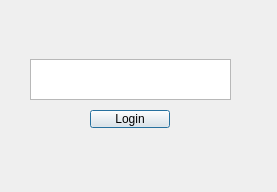
Above: lab9/login.ui from linadells/messanger before the change. Below: the same form after it.
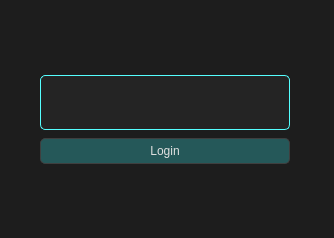
That is the form after the change.

Patch:
```diff
--- a/lab9/login.ui
+++ b/lab9/login.ui
@@ -6,35 +6,222 @@
    <rect>
     <x>0</x>
     <y>0</y>
-    <width>277</width>
-    <height>192</height>
+    <width>334</width>
+    <height>238</height>
    </rect>
   </property>
   <property name="windowTitle">
    <string>Dialog</string>
   </property>
-  <widget class="QPushButton" name="loginButton">
+  <property name="styleSheet">
+   <string notr="true">/* General Styles */
+* {
+    background-color: #1D1D1D; /* Dark background */
+    color: #E0E0E0; /* Soft white text for better readability */
+    border: none;
+    font-family: 'Segoe UI', sans-serif; /* Consistent, readable font */
+}
+
+/* Button Styles */
+QPushButton {
+    background-color: rgb(37, 88, 89); 
+    border: 1px solid #3F3F3F;
+    padding: 5px;
+    border-radius: 5px; /* Slightly rounded corners for buttons */
+    color: #E0E0E0; /* Light text color for buttons */
+    text-align: center;
+}
+
+QPushButton:hover {
+    background-color: rgb(4, 183, 186); /* Brighter color on hover for feedback */
+    border-color: #E0E0E0; /* Light border on hover */
+}
+
+QPushButton:pressed {
+    background-color: #2A2A2A; /* Darker color when pressed */
+    color: rgb(4, 183, 186); /* Contrast color text when pressed */
+}
+
+/* Text Edit Styles */
+QTextBrowser, QPlainTextEdit {
+    font: 14pt &quot;Segoe UI&quot;;
+    background-color: rgb(36, 36, 36);
+    color: #E0E0E0; /* Light text color for readability */
+    border: 1px solid rgb(85, 255, 255); /* Subtle border color */
+    border-radius: 5px; /* Rounded corners */
+    padding: 5px;
+}
+
+QPlainTextEdit:focus {
+    border-color: #4DB8FF; /* Highlight color when focused */
+}
+
+/* Scroll Area Styles */
+QScrollArea {
+    border: none;
+}
+
+/* List Widget Styles */
+QListWidget {
+    background-color: rgb(37, 88, 89);
+    border-radius: 10px;
+    border: 1px solid #3F3F3F;
+    box-shadow: 0 4px 8px rgba(0, 0, 0, 0.3); /* Subtle shadow for depth */
+    color: #E0E0E0; /* Light text color for readability */
+    padding: 10px;
+}
+
+/* Menu Bar Styles */
+QMenuBar, QMenuBar::item {
+    background-color: #1D1D1D;
+    color: #E0E0E0;
+    border: none;
+}
+
+QMenuBar::item:selected {
+    background-color: #3F3F3F;
+}
+
+/* Status Bar Styles */
+QStatusBar {
+    background-color: #1D1D1D;
+    color: #E0E0E0;
+    border-top: 1px solid #3F3F3F; /* Subtle top border for definition */
+}</string>
+  </property>
+  <widget class="QWidget" name="gridLayoutWidget">
    <property name="geometry">
     <rect>
-     <x>90</x>
-     <y>110</y>
-     <width>80</width>
-     <height>18</height>
+     <x>0</x>
+     <y>0</y>
+     <width>331</width>
+     <height>231</height>
     </rect>
    </property>
-   <property name="text">
-    <string>Login</string>
-   </property>
-  </widget>
-  <widget class="QPlainTextEdit" name="logName">
-   <property name="geometry">
-    <rect>
-     <x>30</x>
-     <y>59</y>
-     <width>201</width>
-     <height>41</height>
-    </rect>
-   </property>
+   <layout class="QGridLayout" name="gridLayout_2">
+    <item row="5" column="1">
+     <spacer name="verticalSpacer_5">
+      <property name="orientation">
+       <enum>Qt::Vertical</enum>
+      </property>
+      <property name="sizeHint" stdset="0">
+       <size>
+        <width>20</width>
+        <height>40</height>
+       </size>
+      </property>
+     </spacer>
+    </item>
+    <item row="0" column="1">
+     <spacer name="verticalSpacer_6">
+      <property name="orientation">
+       <enum>Qt::Vertical</enum>
+      </property>
+      <property name="sizeHint" stdset="0">
+       <size>
+        <width>20</width>
+        <height>100</height>
+       </size>
+      </property>
+     </spacer>
+    </item>
+    <item row="4" column="1">
+     <spacer name="verticalSpacer_7">
+      <property name="orientation">
+       <enum>Qt::Vertical</enum>
+      </property>
+      <property name="sizeHint" stdset="0">
+       <size>
+        <width>20</width>
+        <height>100</height>
+       </size>
+      </property>
+     </spacer>
+    </item>
+    <item row="1" column="1">
+     <widget class="QPlainTextEdit" name="logName_2">
+      <property name="sizePolicy">
+       <sizepolicy hsizetype="Expanding" vsizetype="Expanding">
+        <horstretch>0</horstretch>
+        <verstretch>1</verstretch>
+       </sizepolicy>
+      </property>
+      <property name="minimumSize">
+       <size>
+        <width>250</width>
+        <height>55</height>
+       </size>
+      </property>
+      <property name="maximumSize">
+       <size>
+        <width>2200</width>
+        <height>30</height>
+       </size>
+      </property>
+      <property name="baseSize">
+       <size>
+        <width>0</width>
+        <height>60</height>
+       </size>
+      </property>
+      <property name="styleSheet">
+       <string notr="true"/>
+      </property>
+      <property name="frameShadow">
+       <enum>QFrame::Raised</enum>
+      </property>
+      <property name="centerOnScroll">
+       <bool>true</bool>
+      </property>
+     </widget>
+    </item>
+    <item row="3" column="1">
+     <widget class="QPushButton" name="loginButton_2">
+      <property name="text">
+       <string>Login</string>
+      </property>
+     </widget>
+    </item>
+    <item row="1" column="2">
+     <spacer name="horizontalSpacer_3">
+      <property name="orientation">
+       <enum>Qt::Horizontal</enum>
+      </property>
+      <property name="sizeHint" stdset="0">
+       <size>
+        <width>78</width>
+        <height>20</height>
+       </size>
+      </property>
+     </spacer>
+    </item>
+    <item row="2" column="1">
+     <spacer name="verticalSpacer_8">
+      <property name="orientation">
+       <enum>Qt::Vertical</enum>
+      </property>
+      <property name="sizeHint" stdset="0">
+       <size>
+        <width>20</width>
+        <height>50</height>
+       </size>
+      </property>
+     </spacer>
+    </item>
+    <item row="1" column="0">
+     <spacer name="horizontalSpacer_4">
+      <property name="orientation">
+       <enum>Qt::Horizontal</enum>
+      </property>
+      <property name="sizeHint" stdset="0">
+       <size>
+        <width>78</width>
+        <height>20</height>
+       </size>
+      </property>
+     </spacer>
+    </item>
+   </layout>
   </widget>
  </widget>
  <resources/>
```
